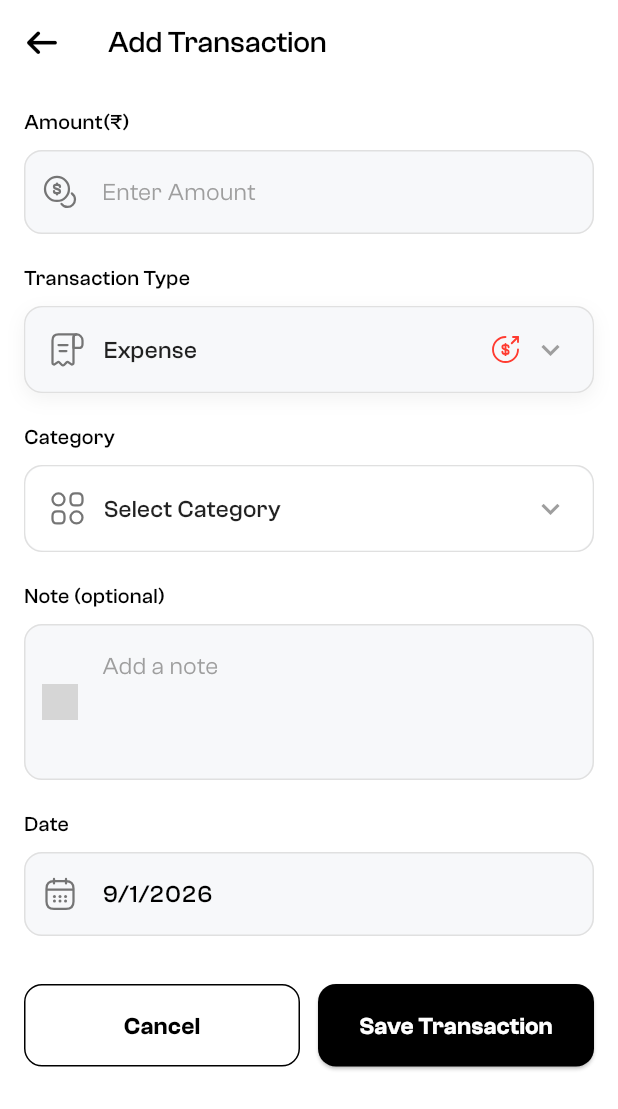
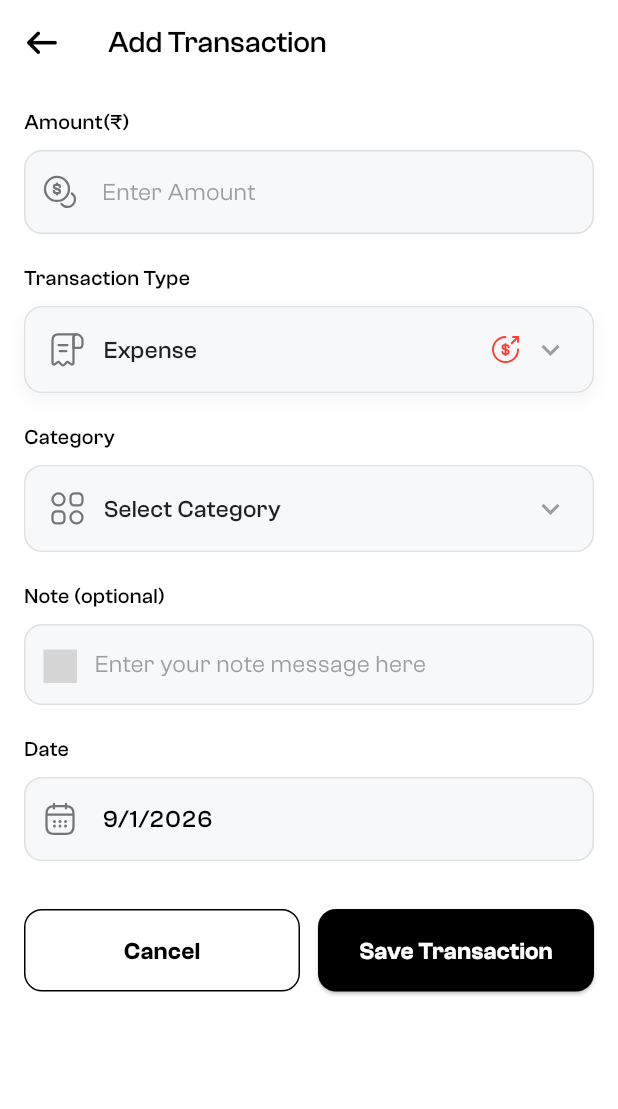
Before and after one commit to dishant-ramani/Expense-Tracker, a Flutter app: the AddTransactionScreen screen opened directly, on a phone screen of 412 x 824 dp. Shown: the top 1109 px of the screen. Run offline on Flutter 3.47's test engine with Material 3 defaults, Android fonts, the phone set to English and light mode, and no system bars; our stand-ins replace fl_chart, flutter_svg, font_awesome_flutter, google_fonts, google_mobile_ads, hive and 1 more; accounts and stored records are empty; grey boxes are pictures that could not be loaded.

Commit message:
QA-fix Bug(7,8,10)

```diff
--- a/lib/screens/add_transaction_screen.dart
+++ b/lib/screens/add_transaction_screen.dart
@@ -230,13 +230,60 @@ class _AddTransactionScreenState extends State<AddTransactionScreen> {
               const SizedBox(height: 20),
 
               // Note
+              // Note (optional)
               _label("Note (optional)"),
-              _inputField(
-                controller: _noteController,
-                hint: "Add a note",
-                iconPath: 'assets/icons/note.svg',
-                maxLines: 3,
+              Container(
+                decoration: BoxDecoration(
+                  color: const Color(0xFFF7F8FA),
+                  borderRadius: BorderRadius.circular(12),
+                  border: Border.all(color: const Color(0xFFE0E0E0)),
+                ),
+                padding: const EdgeInsets.symmetric(horizontal: 12, vertical: 14), // ✅ same feel as other fields
+                child: Row(
+                  crossAxisAlignment: CrossAxisAlignment.start,
+                  children: [
+                    Padding(
+                      padding: const EdgeInsets.only(top: 2),
+                      child: SvgPicture.asset(
+                        'assets/icons/note.svg',
+                        width: 22,
+                        height: 22,
+                        colorFilter: const ColorFilter.mode(
+                          Color(0xFF757575),
+                          BlendMode.srcIn,
+                        ),
+                      ),
+                    ),
+                    const SizedBox(width: 12),
+                    Expanded(
+                      child: TextFormField(
+                        controller: _noteController,
+                        minLines: 1,        // ✅ SAME HEIGHT FEEL
+                        maxLines: 3,        // ✅ expands only if needed
+                        style: const TextStyle(
+                          fontFamily: 'ClashGrotesk',
+                          fontSize: 16,
+                          color: Colors.black,
+                          fontWeight: FontWeight.w500,
+                        ),
+                        decoration: const InputDecoration(
+                          hintText: "Enter your note message here",
+                          hintStyle: TextStyle(
+                            fontFamily: 'ClashGrotesk',
+                            color: Color(0xFF9E9E9E),
+                            fontSize: 16,
+                            fontWeight: FontWeight.w400,
+                          ),
+                          border: InputBorder.none,
+                          isCollapsed: true,
+                        ),
+                      ),
+                    ),
+                  ],
+                ),
               ),
+
+
 
               const SizedBox(height: 20),
 
@@ -341,7 +388,7 @@ class _AddTransactionScreenState extends State<AddTransactionScreen> {
                 child: Container(
                   padding: const EdgeInsets.symmetric(horizontal: 16, vertical: 16),
                   decoration: BoxDecoration(
-                    color: Colors.white,
+                    color: const Color(0xFFF7F8FA),
                     borderRadius: BorderRadius.circular(12),
                   ),
                   child: Row(
@@ -615,10 +662,10 @@ class _AddTransactionScreenState extends State<AddTransactionScreen> {
                     fontWeight: FontWeight.w600,
                   ),
                 ),
-                IconButton(
-                  icon: const Icon(Icons.close, size: 24, color: Color(0xFF666666)),
-                  onPressed: () => Navigator.pop(context),
-                ),
+                // IconButton(
+                //   icon: const Icon(Icons.close, size: 24, color: Color(0xFF666666)),
+                //   onPressed: () => Navigator.pop(context),
+                // ),
               ],
             ),
             const SizedBox(height: 16),
@@ -698,6 +745,7 @@ class _AddTransactionScreenState extends State<AddTransactionScreen> {
                         fontFamily: 'ClashGrotesk',
                         fontSize: 16,
                         fontWeight: FontWeight.w600,
+                        color: Colors.black,
                       ),
                     ),
                   ),
```
